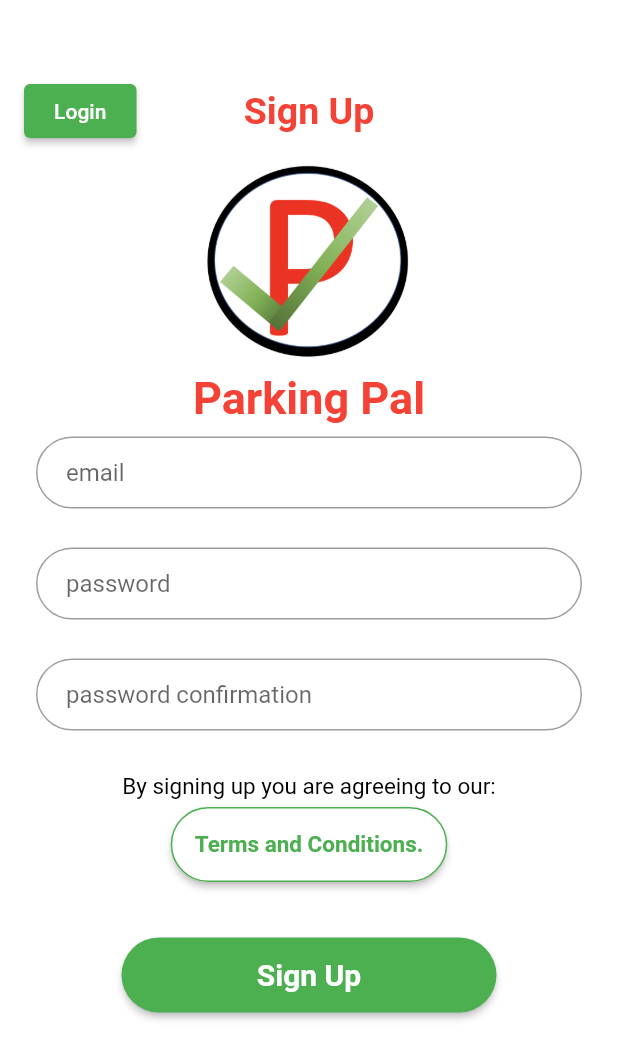
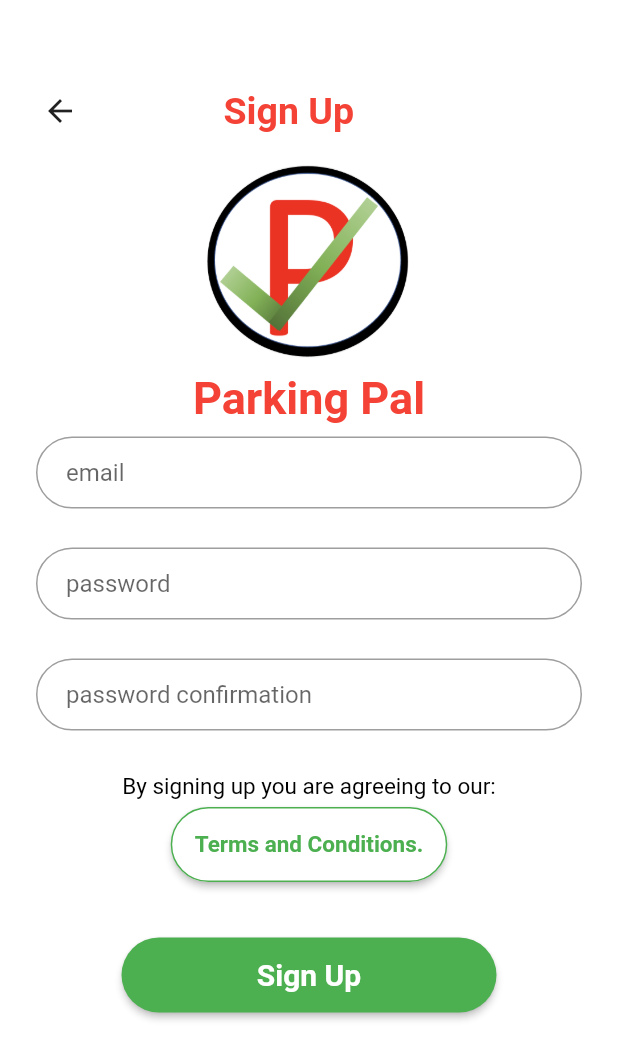
Before and after one commit to amantham20/ParkingPal, a Flutter app: the SignupPage screen opened directly, on a phone screen of 412 x 824 dp. Shown: the top 1059 px of the screen. Run offline on Flutter 3.47's test engine with Material 2 defaults, Android fonts, the phone set to English and light mode, and no system bars; our stand-ins replace firebase_auth, firebase_core; missing offline and left inert: latlng, map; accounts and stored records are empty.

Commit message:
push for back icon

```diff
--- a/lib/comp/customnav.dart
+++ b/lib/comp/customnav.dart
@@ -44,7 +44,10 @@ class _CustomAppBarState extends State<CustomAppBar> {
             Icons.arrow_back,
             color: Colors.black,
           ),
-          onPressed: () {},
+          onPressed: () {
+            // go back to the previous page
+            Navigator.pop(context);
+          },
         ),
       ],
     );
--- a/lib/signup.dart
+++ b/lib/signup.dart
@@ -71,16 +71,12 @@ class _SignupPageState extends State<SignupPage> {
                  */
                 Padding(
                   padding: const EdgeInsets.all(0.0),
-                  child: ElevatedButton(
-                    style: ButtonStyle(
-                        fixedSize: MaterialStateProperty.all<Size?>(
-                            const Size(75, 25)),
-                        backgroundColor:
-                            MaterialStateProperty.all<Color>(Colors.green)),
+                  // make a backbutton icon
+                  child: IconButton(
+                    icon: Icon(Icons.arrow_back),
                     onPressed: () {
-                      movePage(const LoginPage(), context);
+                      Navigator.pop(context);
                     },
-                    child: const Text('Login'),
                   ),
                 ),
                 const Flexible(
```
